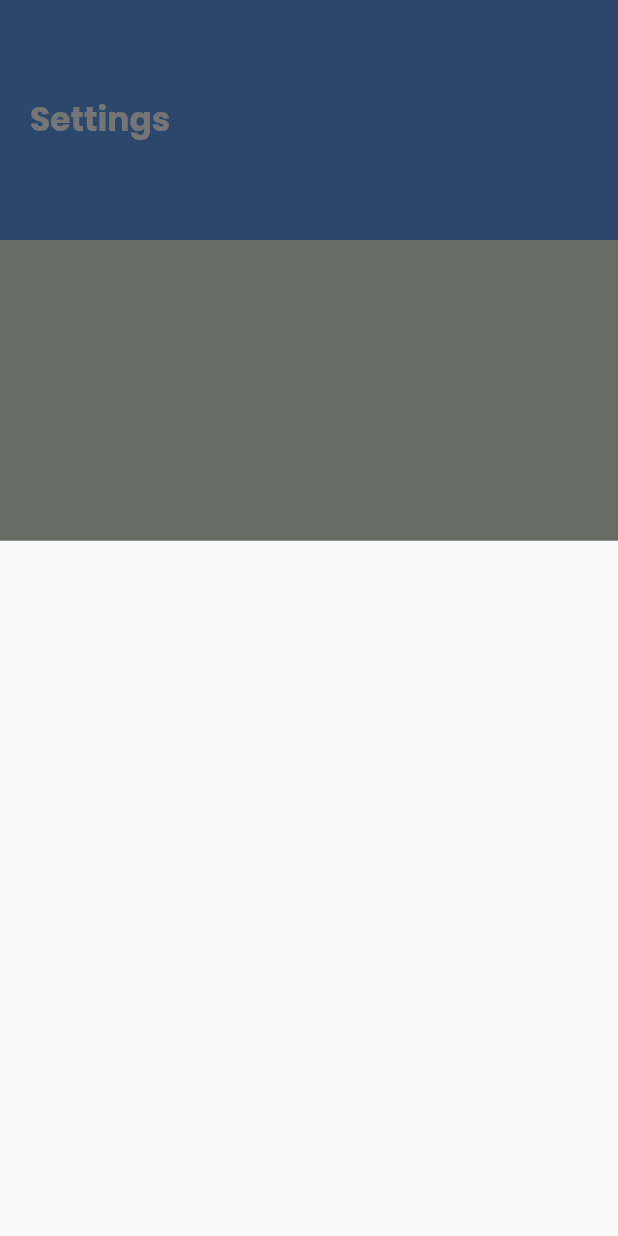
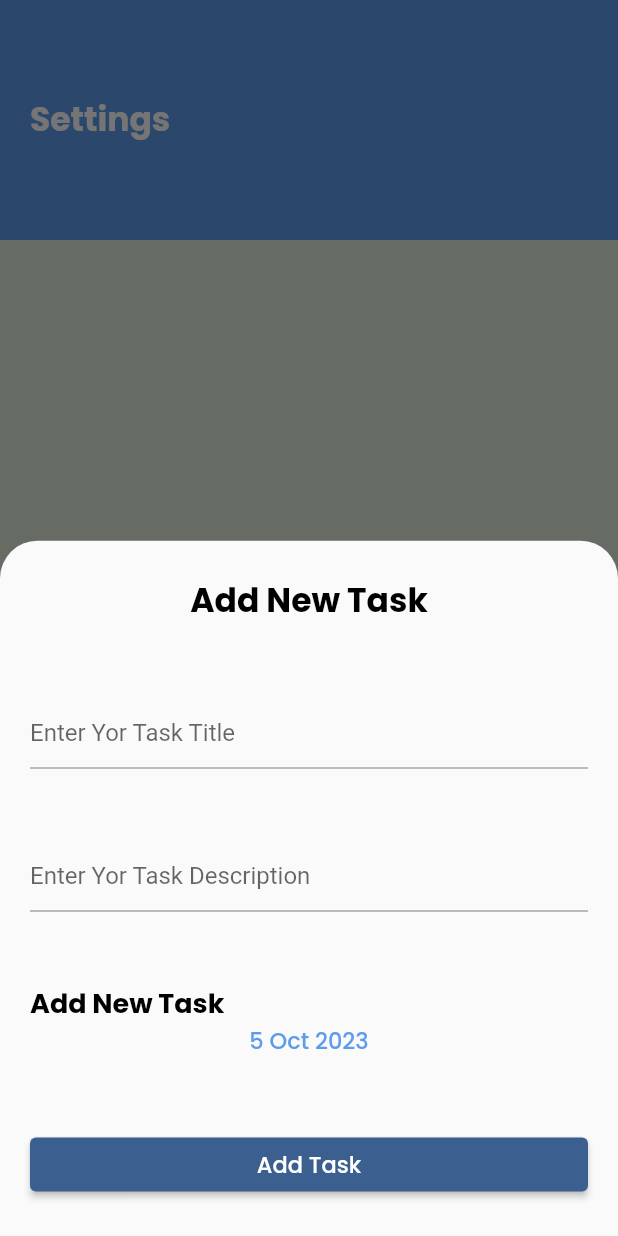
Before and after one commit to shahdadell/TO-DO-App, a Flutter app: the HomeScreen screen opened by its route, item 2 of the bottom bar chosen, after a tap on the "add" icon, on a phone screen of 412 x 824 dp. Run offline on Flutter 3.47's test engine with Material 2 defaults, Android fonts, the phone set to English and light mode, and no system bars; our stand-ins replace calendar_timeline, firebase_auth, firebase_core, flutter_slidable, google_fonts; accounts and stored records are empty.

```diff
--- a/lib/HomeScreen/HomeScreen.dart
+++ b/lib/HomeScreen/HomeScreen.dart
@@ -1,5 +1,5 @@
-import 'package:calendar_timeline/calendar_timeline.dart';
 import 'package:flutter/material.dart';
+import 'package:htodo/pages/bottom_sheet/bottom_sheet.dart';
 import 'package:htodo/pages/home_view/home_view.dart';
 import 'package:htodo/pages/settings_view/settings_view.dart';
 
@@ -7,7 +7,7 @@ import 'package:htodo/pages/settings_view/settings_view.dart';
 class HomeScreen extends StatefulWidget {
   static const routeName = "Home";
 
-   HomeScreen({super.key});
+  const HomeScreen({super.key});
 
   @override
   State<HomeScreen> createState() => _HomeScreenState();
@@ -16,8 +16,8 @@ class HomeScreen extends StatefulWidget {
 class _HomeScreenState extends State<HomeScreen> {
   int selectIndex = 0 ;
   List<Widget> pages =[
-    HomeView(),
-    SettingsView(),
+    const HomeView(),
+    const SettingsView(),
   ];
 
   @override
@@ -26,17 +26,14 @@ class _HomeScreenState extends State<HomeScreen> {
     return Scaffold(
       floatingActionButton: GestureDetector(
         onTap: () {
-          showModalBottomSheet(
-            context: context,
-            builder: (context) => Container(),
-          );
+          showAddTaskBottomSheet();
         },
         child: Container(
-          decoration: BoxDecoration(
+          decoration: const BoxDecoration(
             shape: BoxShape.circle,
             color: Colors.white,
           ),
-          padding: EdgeInsets.all(5),
+          padding: const EdgeInsets.all(5),
           child: Container(
             width: 50,
             height: 50,
@@ -44,8 +41,8 @@ class _HomeScreenState extends State<HomeScreen> {
               shape: BoxShape.circle,
               color: theme.primaryColor,
             ),
-            child: Icon(Icons.add,
-            color: Colors.white,
+            child: const Icon(Icons.add,
+              color: Colors.white,
 
             ),
           ),
@@ -56,7 +53,7 @@ class _HomeScreenState extends State<HomeScreen> {
       body: pages[selectIndex],
       bottomNavigationBar:
       BottomAppBar(
-        shape: CircularNotchedRectangle(),
+        shape: const CircularNotchedRectangle(),
         notchMargin: 10,
         child: BottomNavigationBar(
           currentIndex: selectIndex,
@@ -83,5 +80,18 @@ class _HomeScreenState extends State<HomeScreen> {
         ),
       ),
     );
-    }
+  }
+  void showAddTaskBottomSheet() {
+    showModalBottomSheet(
+      context: context,
+      shape: const RoundedRectangleBorder(
+          borderRadius: BorderRadius.only(
+            topRight: Radius.circular(25),
+            topLeft: Radius.circular(25),
+          )
+      ),
+      builder: (context) =>  BottomSheetWidget(),
+
+    );
+  }
 }
--- a/lib/Theme/Theme.dart
+++ b/lib/Theme/Theme.dart
@@ -10,7 +10,7 @@ class AppTheme {
       primaryColor: primaryColor,
       colorScheme: ColorScheme.fromSeed(
         seedColor: primaryColor,
-      onSecondary: Colors.black,
+        onSecondary: Color(0xFFDFECDB),
         onPrimary: primaryColor,
         onBackground: Colors.white,
       ),
--- a/lib/main.dart
+++ b/lib/main.dart
@@ -2,6 +2,8 @@ import 'dart:async';
 import 'package:flutter/material.dart';
 import 'package:htodo/HomeScreen/HomeScreen.dart';
 import 'package:htodo/pages/Splash/Splash_screen.dart';
+import 'package:htodo/pages/login/login_view1.dart';
+import 'package:htodo/pages/register/register.dart';
 import 'Theme/Theme.dart';
 import 'package:firebase_core/firebase_core.dart';
 import 'firebase_options.dart';
@@ -30,6 +32,8 @@ class MyApp extends StatelessWidget {
       routes: {
         Splash.routeName:(context)=> Splash(),
         HomeScreen.routeName:(context)=>  HomeScreen(),
+        LoginView.routeName:(context)=>  LoginView(),
+        RegisterView.routeName:(context)=>  RegisterView()
       },
       initialRoute: Splash.routeName,
 
--- a/lib/pages/Splash/Splash_screen.dart
+++ b/lib/pages/Splash/Splash_screen.dart
@@ -1,6 +1,7 @@
 import 'dart:async';
 import 'package:flutter/material.dart';
 import 'package:htodo/HomeScreen/HomeScreen.dart';
+import 'package:htodo/pages/login/login_view1.dart';
 
 class Splash extends StatelessWidget{
   static const routeName = "Splash";
@@ -10,6 +11,7 @@ class Splash extends StatelessWidget{
   Widget build(BuildContext context) {
    Timer(const Duration(seconds: 2), () {
       Navigator.pushReplacementNamed(context, HomeScreen.routeName);
+      Navigator.pushReplacementNamed(context,LoginView.routeName);
     });
     return Scaffold(
       body: Image.asset("assets/images/splash.png"),
--- /dev/null
+++ b/lib/pages/bottom_sheet/bottom_sheet.dart
@@ -0,0 +1,108 @@
+import 'package:flutter/material.dart';
+
+import '../widgets/bnottom_sheet_widget.dart';
+
+class BottomSheetWidget extends StatelessWidget {
+  BottomSheetWidget({super.key});
+
+  TextEditingController titleController = TextEditingController();
+
+  TextEditingController descriptionController = TextEditingController();
+
+  var formKey = GlobalKey<FormState>();
+
+  @override
+  Widget build(BuildContext context) {
+
+    var theme = Theme.of(context);
+
+    return Padding(
+      padding: const EdgeInsets.symmetric(horizontal: 20),
+      child: Form(
+        key: formKey ,
+        child: Column(
+          mainAxisAlignment: MainAxisAlignment.spaceAround,
+          crossAxisAlignment: CrossAxisAlignment.stretch,
+          children: [
+            Text("Add New Task",
+              textAlign: TextAlign.center,
+              style: theme.textTheme.titleLarge!.copyWith(
+                color: Colors.black,
+              ),
+            ),
+            CustomTextFiled(
+              controller: titleController ,
+              title: "Enter Yor Task Title",
+              validator:(String? value){
+                if(value == null || value.trim().isEmpty){
+                  return "You Must Enter Your Task Title" ;
+                }
+                else if(value.length<8){
+                  return "Your Task Title Must be At Least 8 Characters" ;
+                }
+                return null ;
+              },
+            ),
+            CustomTextFiled(
+              controller: descriptionController ,
+              title: "Enter Yor Task Description",
+              validator:(String? value){
+                if(value == null || value.trim().isEmpty){
+                  return "You Must Enter Your Task Description" ;
+                }
+                else if(value.length<8){
+                  return "Your Task Description Must be At Least 8 Characters";
+                }
+                return null ;
+              },
+            ),
+            Column(
+              crossAxisAlignment: CrossAxisAlignment.stretch,
+              children: [
+                Text("Add New Task",
+
+                  style: theme.textTheme.bodyLarge!.copyWith(
+                    color: Colors.black,
+                  ),
+                ),
+                GestureDetector(
+                  onTap: () {
+                    showCalender(context);
+                  },
+                  child: Text("5 Oct 2023",
+                    textAlign: TextAlign.center,
+                    style: theme.textTheme.bodyMedium!.copyWith(
+                      color: theme.primaryColor,
+                    ),
+                  ),
+                ),
+              ],
+            ),
+            ElevatedButton(
+              onPressed: () {
+                if(formKey.currentState!.validate()){
+                  print(titleController.text);
+                }
+              },
+              child: Text("Add Task",
+                style: theme.textTheme.bodyMedium!.copyWith(
+                  color: Colors.white,
+                ),
+              ),
+            ),
+          ],
+        ),
+      ),
+    );
+  }
+
+  void showCalender(context) {
+    showDatePicker(
+        context: context,
+        initialDate: DateTime.now(),
+        firstDate: DateTime.now(),
+        lastDate: DateTime.now().add(Duration(days: 365),),
+    );
+
+  }
+}
--- /dev/null
+++ b/lib/pages/widgets/bnottom_sheet_widget.dart
@@ -0,0 +1,43 @@
+import 'package:flutter/cupertino.dart';
+import 'package:flutter/material.dart';
+
+class CustomTextFiled extends StatelessWidget {
+  TextEditingController? controller;
+  final FormFieldValidator<String>? validator;
+  String? title;
+  String? labelText;
+  final int maxLines;
+  Widget? suffix;
+  bool obscureText;
+
+   CustomTextFiled({
+    super.key,
+    this.title,
+    this.labelText,
+    this.controller,
+    this.validator,
+    this.maxLines=1,
+    this.suffix,
+    this.obscureText = false ,
+  });
+
+  @override
+  Widget build(BuildContext context) {
+    var theme = Theme.of(context);
+    return TextFormField(
+      controller: controller,
+      maxLines: maxLines,
+      validator: validator,
+      obscureText: obscureText,
+      decoration: InputDecoration(
+        suffixIcon: suffix,
+        labelText: labelText,
+        labelStyle: theme.textTheme.bodyLarge!.copyWith(
+          color: Colors.black,
+        ),
+        hintText: title,
+      ),
+
+    );
+  }
+}
--- a/pubspec.yaml
+++ b/pubspec.yaml
@@ -43,6 +43,7 @@ dependencies:
   calendar_timeline: ^1.1.2
   firebase_core: ^2.21.0
   cloud_firestore: ^4.12.2
+  firebase_auth: ^4.13.0
 
 dev_dependencies:
   flutter_test:
```
Also changed, not shown: lib/pages/login/login_view1.dart (added, +199 -0 lines), lib/pages/register/register.dart (added, +212 -0 lines), assets/images/background.png (added), pubspec.lock, 3 other files. Lines whose indentation alone changed are shown as unchanged.
